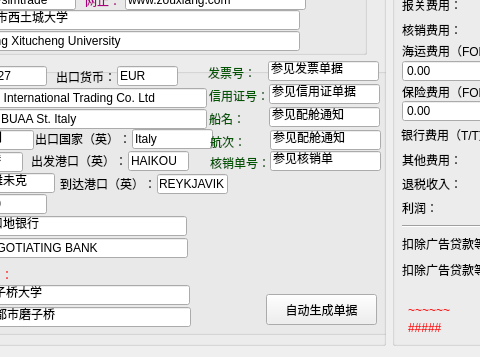
Qt form src/logicform.ui (adrianx77/DeusExMachina) before a commit; both pictures show x 743 to 1223 and y 423 to 780 of the 1500 by 780 pixel window.
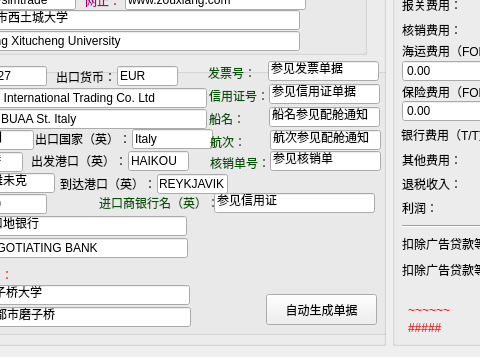
The same form after that commit.

The edit to the form file:
```diff
--- a/src/logicform.ui
+++ b/src/logicform.ui
@@ -4098,7 +4098,7 @@
         </rect>
        </property>
        <property name="text">
-        <string>参见配舱通知</string>
+        <string>航次参见配舱通知</string>
        </property>
       </widget>
       <widget class="QLabel" name="label_117">
@@ -4127,7 +4127,7 @@
         </rect>
        </property>
        <property name="text">
-        <string>参见配舱通知</string>
+        <string>船名参见配舱通知</string>
        </property>
       </widget>
       <widget class="QLabel" name="label_118">
@@ -4262,6 +4262,35 @@
         <string>以下只在买卖合同使用：</string>
        </property>
       </widget>
+      <widget class="QLineEdit" name="e25">
+       <property name="geometry">
+        <rect>
+         <x>348</x>
+         <y>139</y>
+         <width>161</width>
+         <height>20</height>
+        </rect>
+       </property>
+       <property name="text">
+        <string>参见信用证</string>
+       </property>
+      </widget>
+      <widget class="QLabel" name="label_124">
+       <property name="geometry">
+        <rect>
+         <x>233</x>
+         <y>143</y>
+         <width>120</width>
+         <height>12</height>
+        </rect>
+       </property>
+       <property name="styleSheet">
+        <string notr="true">color: rgb(0, 85, 0);</string>
+       </property>
+       <property name="text">
+        <string>进口商银行名（英）：</string>
+       </property>
+      </widget>
      </widget>
     </widget>
    </item>
```
Left out of the diff: 22 changed lines with no effect on the pictures.
